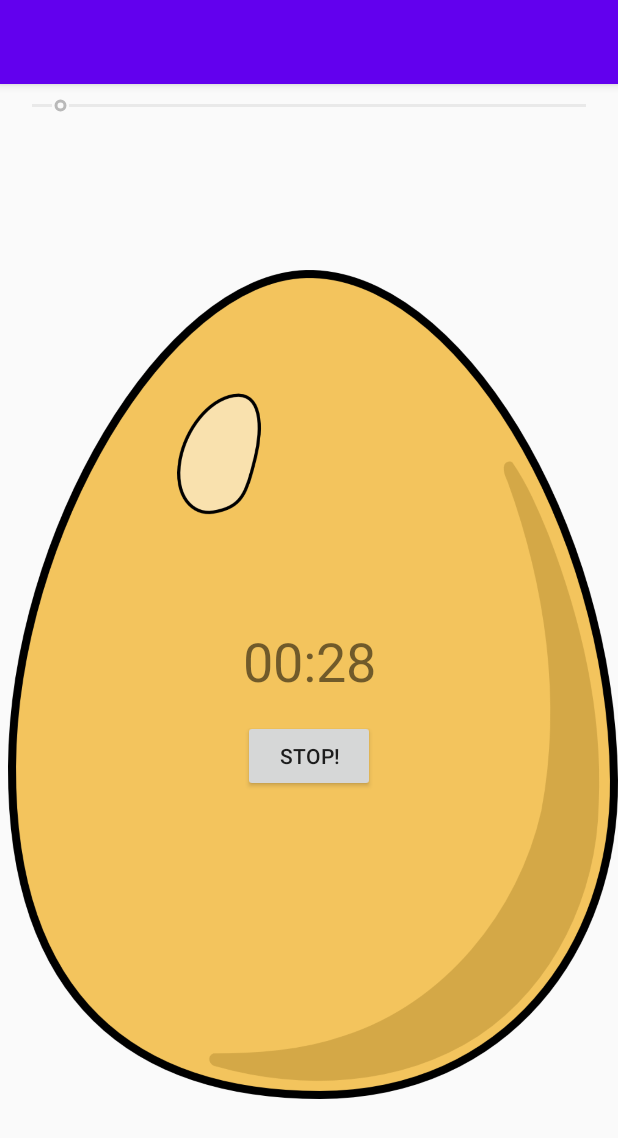
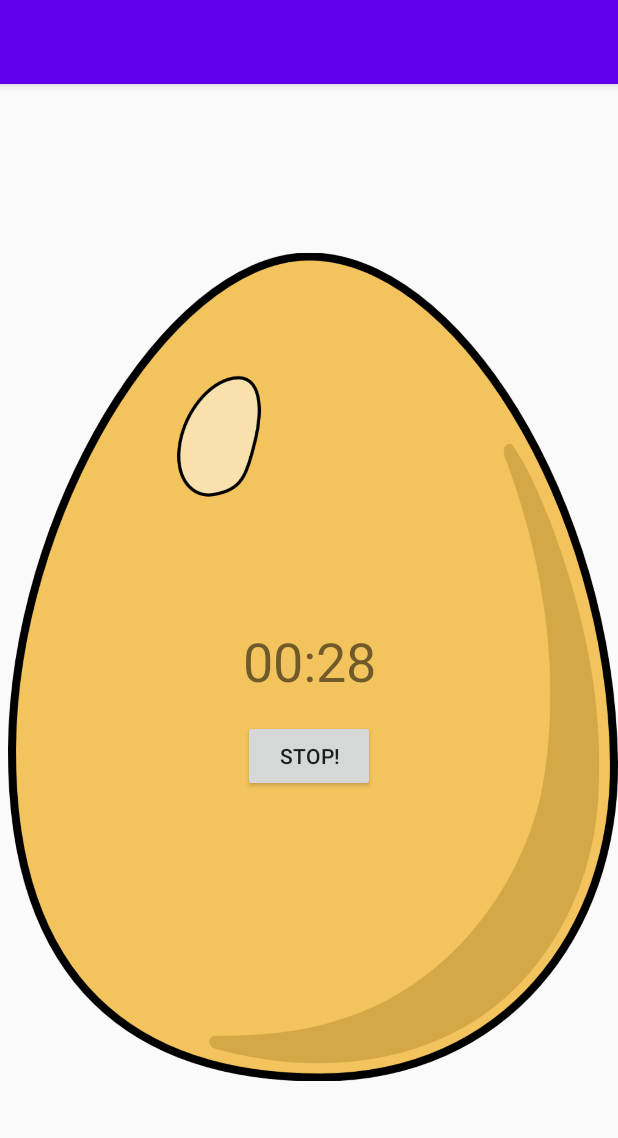
Before and after one commit to abdelmonem-abomoslim/App_Egg_Timer-Android, an Android app: the screen it shows after launch (MainActivity), after a tap on "START!!", on a phone screen of 412 x 824 dp. Shown: the top 1138 px of the screen. Run offline under Robolectric (Android 15) with nearby library versions, the phone set to English and light mode, and no system bars.

Commit message:
set Visibility

```diff
--- a/app/src/main/java/com/example/appeggtimer/MainActivity.java
+++ b/app/src/main/java/com/example/appeggtimer/MainActivity.java
@@ -27,6 +27,7 @@ public class MainActivity extends AppCompatActivity {
         }else{
             counterActive = true;
             timerSeekBar.setEnabled(false);
+            timerSeekBar.setVisibility(View.GONE);
             timerStart.setText("Stop!");
             countDownTimer = new CountDownTimer(timerSeekBar.getProgress()*1000, 1000) {
                 @Override
@@ -48,6 +49,7 @@ public class MainActivity extends AppCompatActivity {
     public void resetTimer() {
         counterActive = false;
         timerSeekBar.setEnabled(true);
+        timerSeekBar.setVisibility(View.VISIBLE);
         countDownTimer.cancel();
         timerSeekBar.setProgress(30);
         timerStart.setText("Start!!");
```
Also changed, not shown: 2 other files.
